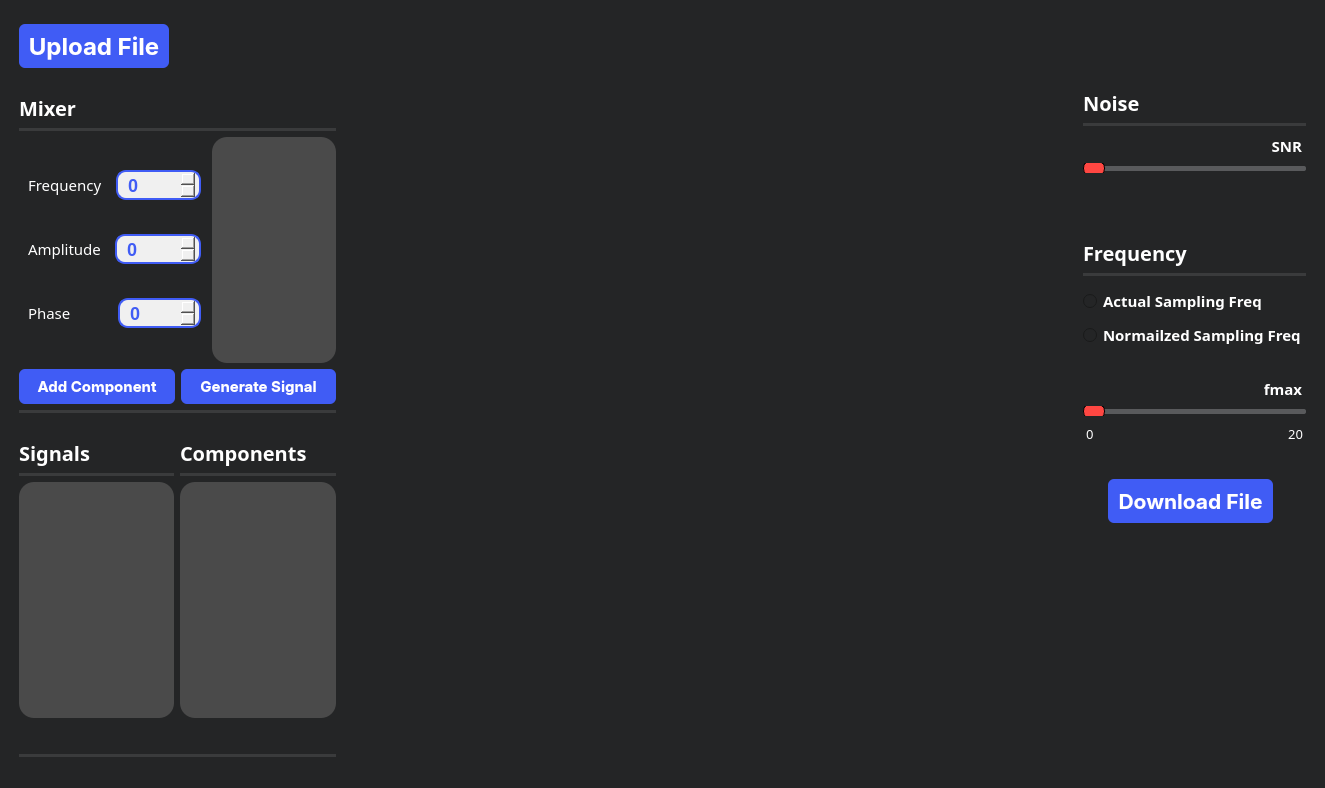
The window that mainwindow.ui (joyou159/Sampling-Studio) describes before a commit, drawn with Qt 5.
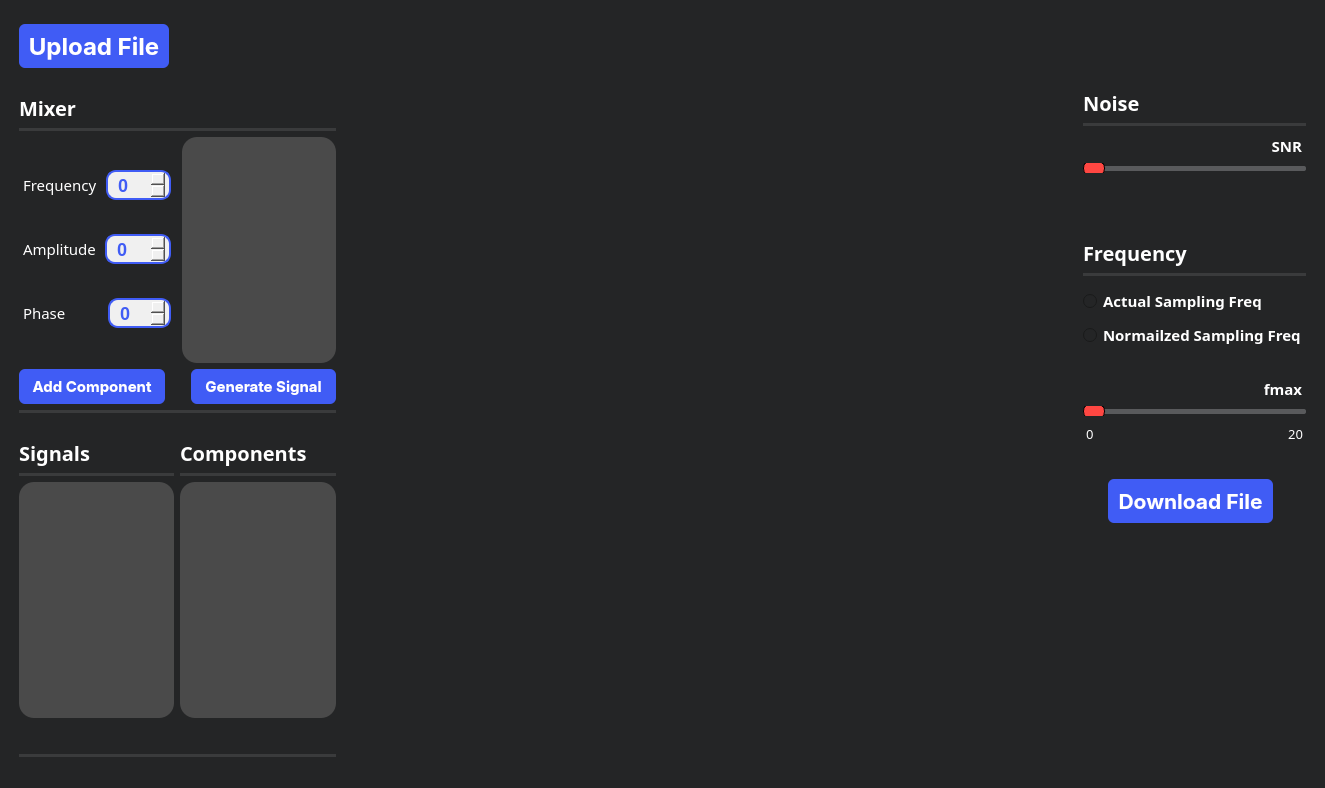
The same window after the commit. Icons and pictures are not drawn. Custom widgets are drawn as their Qt base class.

The edit to the form file:
```diff
--- a/mainwindow.ui
+++ b/mainwindow.ui
@@ -155,7 +155,7 @@
            </widget>
           </item>
           <item>
-           <layout class="QHBoxLayout" name="horizontalLayout_8" stretch="3,2">
+           <layout class="QHBoxLayout" name="horizontalLayout_8" stretch="2,2">
             <property name="rightMargin">
              <number>0</number>
             </property>
@@ -185,7 +185,7 @@
                   <property name="styleSheet">
                    <string notr="true">color:white;
 font-weight:10000px;
-margin: 5px 5px ;</string>
+margin: 5px 0 ;</string>
                   </property>
                   <property name="text">
                    <string>Frequency</string>
@@ -262,7 +262,7 @@
                   <property name="styleSheet">
                    <string notr="true">color:white;
 font-weight:10000px;
-margin: 5px 5px ;</string>
+margin: 5px 0 ;</string>
                   </property>
                   <property name="text">
                    <string>Amplitude</string>
@@ -342,7 +342,7 @@
                   <property name="styleSheet">
                    <string notr="true">color:white;
 font-weight:10000px;
-margin: 5px 5px ;</string>
+margin: 5px 0 ;</string>
                   </property>
                   <property name="text">
                    <string>Phase</string>
@@ -485,6 +485,22 @@
               </property>
              </widget>
             </item>
+            <item>
+             <spacer name="horizontalSpacer_3">
+              <property name="orientation">
+               <enum>Qt::Horizontal</enum>
+              </property>
+              <property name="sizeType">
+               <enum>QSizePolicy::Maximum</enum>
+              </property>
+              <property name="sizeHint" stdset="0">
+               <size>
+                <width>20</width>
+                <height>22</height>
+               </size>
+              </property>
+             </spacer>
+            </item>
             <item>
              <widget class="QPushButton" name="GenerateButton">
               <property name="font">
```
